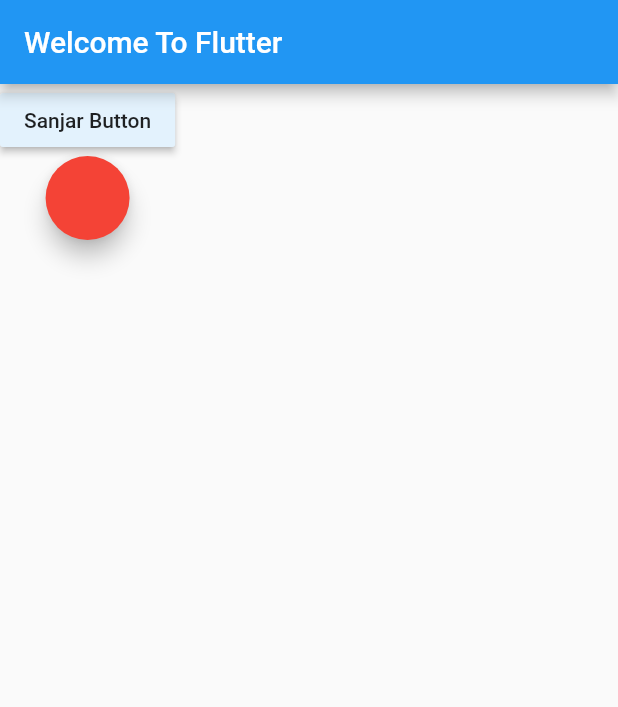
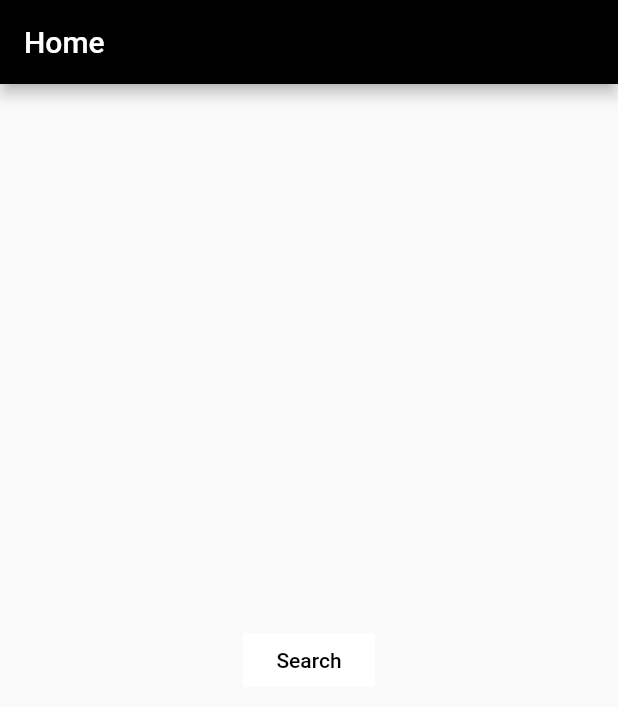
Before and after one commit to SashaSaran/Flutter-project, a Flutter app: the screen it shows after launch, on a phone screen of 412 x 824 dp. Shown: the top 707 px of the screen. Run offline on Flutter 3.47's test engine with Material 2 defaults, Android fonts, the phone set to English and light mode, and no system bars.

Commit message:
added routing, search button and search page

```diff
--- /dev/null
+++ b/prototype_project/lib/SearchButton.dart
@@ -0,0 +1,32 @@
+
+import 'package:flutter/cupertino.dart';
+import 'package:flutter/material.dart';
+
+class SearchButton extends StatefulWidget {
+  @override
+  SearchButtonState createState() => SearchButtonState();
+}
+
+class SearchButtonState extends State<SearchButton> {
+
+  bool isButtonPressed = false;
+
+  @override
+  Widget build(BuildContext context){
+    return FlatButton(
+      color: !isButtonPressed ? Colors.white : Colors.black,
+      textColor: !isButtonPressed ? Colors.black : Colors.white,
+      onPressed: () {
+        // setState(() {
+        //   isButtonPressed = !isButtonPressed;
+        // });
+        Navigator.of(context).pushNamed("/SearchPage");
+      },
+      child: Text(
+        "Search"
+      )
+    );
+  }
+
+
+}
--- a/prototype_project/lib/main.dart
+++ b/prototype_project/lib/main.dart
@@ -1,33 +1,44 @@
 import 'package:flutter/material.dart';
+import 'SearchButton.dart';
+import 'SearchPage.dart';
 
 
 void main() {
-  runApp(MyApp());
+  runApp(new MaterialApp(
+    home: new HomePage(),
+    routes: <String, WidgetBuilder> {
+      // Home page already defined as "/" route
+      "/SearchPage": (BuildContext context) => new SearchPage()
+    }
+  ));
 }
 
-class MyApp extends StatelessWidget {
+class HomePage extends StatelessWidget {
   // This widget is the root of your application.
   @override
   Widget build(BuildContext context) {
-    bool isButtonPressed = false;
-    return MaterialApp(
-      title: 'Welcome TO Flutter',
-      home: Scaffold(
-        appBar: AppBar(
-          title: Text('Welcome To Flutter'),
-          ),
-        body: Column(
-          children: <Widget>[ButtonWidget(), SimonButton()],
-        ),
-      ),
-    );
+    return Scaffold(
+        appBar: new AppBar(title: new Text("Home"), backgroundColor: Colors.black),
+        body: new Container(
+          child: new Center(
+            child: new Column(
+              mainAxisAlignment: MainAxisAlignment.center,
+              children: <Widget>[
+                SearchButton()
+              ],
+            ),
+          )
+        )
+      );
+
   }
 }
 
-class ButtonWidget extends StatefulWidget {
-  @override
-  ButtonWidgetState createState() => ButtonWidgetState();
-}
+
+
+
+
+// Simon Code below, should be put in a new separate file
 
 class SimonButton extends StatefulWidget {
   @override
@@ -35,22 +46,6 @@ class SimonButton extends StatefulWidget {
 }
 
 
-class ButtonWidgetState extends State<ButtonWidget> {
-  bool isButtonPressed = false;
-
-  @override
-  Widget build(BuildContext context){
-    return RaisedButton(
-      color: isButtonPressed ? Colors.blue[100] : Colors.blue[50],
-      onPressed: (){
-        setState(() {
-          isButtonPressed = true;
-        });
-      },
-      child: Text('Sanjar Button'),
-    );
-  }
-}
 
 class SimonButtonState extends State<SimonButton> {
   MaterialColor buttonColour = Colors.red;
```
Also changed, not shown: prototype_project/lib/SearchPage.dart (added, +27 -0 lines), 1 other file.
